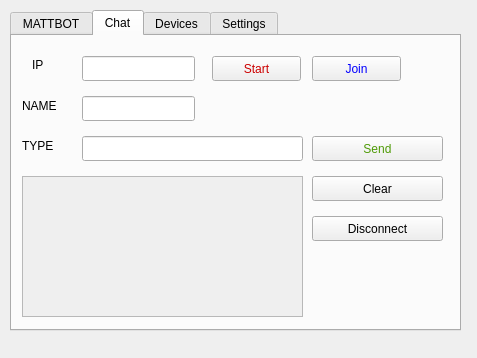
The window that System/Graphix/MATTBOT.ui (HLDI-protocols/MATTBot) describes before a commit, drawn with Qt 5.
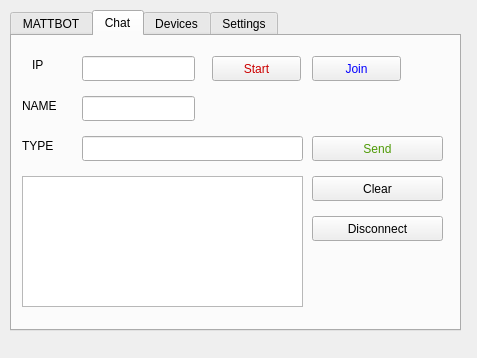
The same window after the commit. The open tabs and pages were chosen to show the change. Icons and pictures are not drawn.

Diff of the .ui file:
```diff
--- a/System/Graphix/MATTBOT.ui
+++ b/System/Graphix/MATTBOT.ui
@@ -245,29 +245,6 @@
       <string>Send</string>
      </property>
     </widget>
-    <widget class="QScrollArea" name="scrollArea">
-     <property name="geometry">
-      <rect>
-       <x>10</x>
-       <y>140</y>
-       <width>281</width>
-       <height>141</height>
-      </rect>
-     </property>
-     <property name="widgetResizable">
-      <bool>true</bool>
-     </property>
-     <widget class="QWidget" name="scrollAreaWidgetContents">
-      <property name="geometry">
-       <rect>
-        <x>0</x>
-        <y>0</y>
-        <width>279</width>
-        <height>139</height>
-       </rect>
-      </property>
-     </widget>
-    </widget>
     <widget class="QPushButton" name="pushButton_5">
      <property name="geometry">
       <rect>
@@ -300,6 +277,16 @@
       <string>Disconnect</string>
      </property>
     </widget>
+    <widget class="QTextBrowser" name="textBrowser">
+     <property name="geometry">
+      <rect>
+       <x>10</x>
+       <y>140</y>
+       <width>281</width>
+       <height>131</height>
+      </rect>
+     </property>
+    </widget>
    </widget>
    <widget class="QWidget" name="tab_4">
     <attribute name="title">
```
